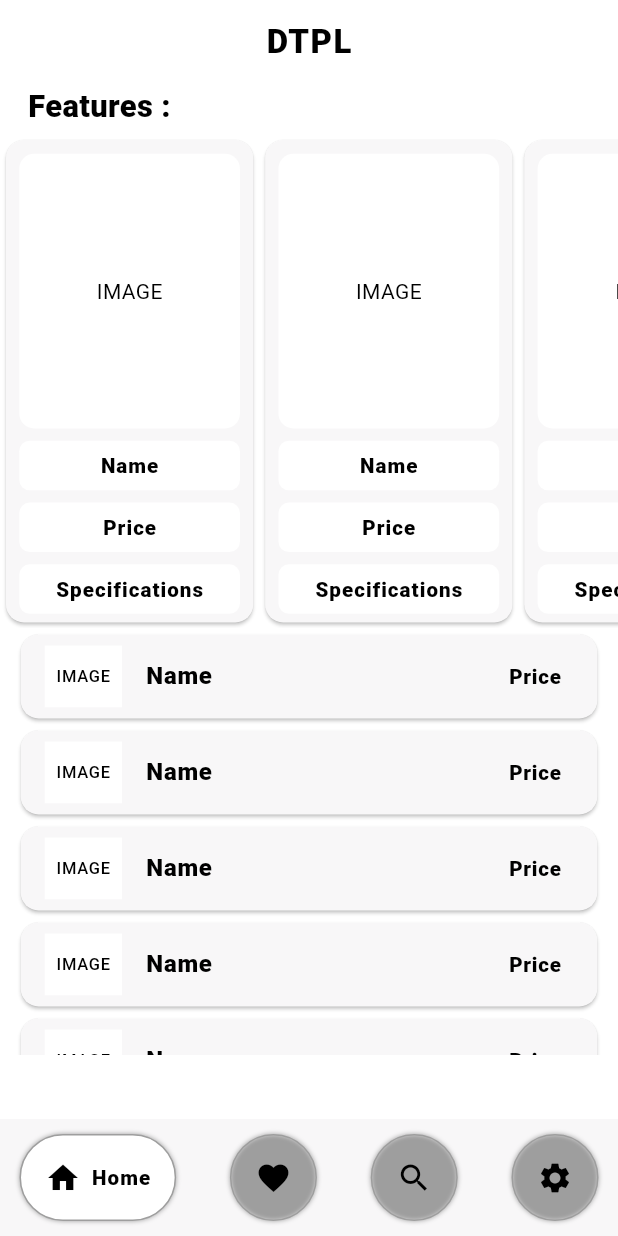
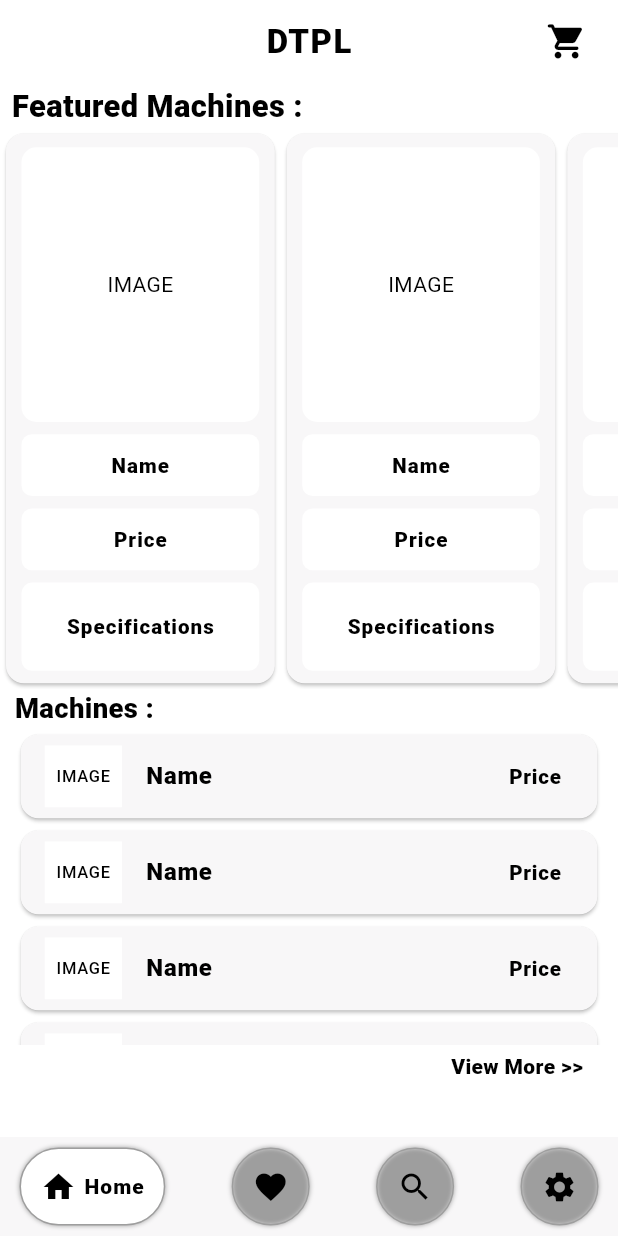
Before and after one commit to HarshitaBhamare/DTPL_APP, a Flutter app: the screen it shows after launch, on a phone screen of 412 x 824 dp. Run offline on Flutter 3.47's test engine with Material 3 defaults, Android fonts, the phone set to English and light mode, and no system bars; drawn by our look-alikes of google_nav_bar; our stand-ins replace firebase_auth, firebase_core, google_fonts, loading_animation_widget; accounts and stored records are empty.

Commit message:
Update homePage.dart

```diff
--- a/lib/Pages/HomePages/homePage.dart
+++ b/lib/Pages/HomePages/homePage.dart
@@ -15,6 +15,16 @@
     Size size = MediaQuery.of(context).size;
     return Scaffold(
       appBar: AppBar(
+        actions: [
+          SizedBox(
+            width: size.width / 6,
+            child: Icon(
+              Icons.shopping_cart_rounded,
+              color: Theme.of(context).colorScheme.primary,
+              size: size.height / 30,
+            ),
+          )
+        ],
         backgroundColor: Theme.of(context).colorScheme.background,
         centerTitle: true,
         title: Text('DTPL',
@@ -29,9 +39,9 @@
       body: Column(
         children: [
           SizedBox(
-            width: size.width / 1.1,
+            width: size.width / 1.04,
             child: Text(
-              'Features :',
+              'Featured Machines :',
               style: GoogleFonts.gowunBatang(
                   textStyle: TextStyle(
                       color: Theme.of(context).colorScheme.primary,
@@ -40,20 +50,15 @@
             ),
           ),
           SizedBox(
-            height: size.height / 190,
-          ),
-          SizedBox(
-            height: size.height / 2.5,
+            height: size.height / 2.2,
             width: size.width / 1,
-            child: Expanded(
-              flex: 1,
             child: ListView.builder(
               scrollDirection: Axis.horizontal,
               itemCount: 5,
               itemBuilder: (BuildContext context, int index) => Card(
                 color: Theme.of(context).colorScheme.secondary,
                 child: SizedBox(
-                    width: size.width / 2.5,
+                  width: size.width / 2.3,
                   child: Column(
                     children: [
                       SizedBox(
@@ -61,7 +66,7 @@
                       ),
                       Container(
                         height: size.height / 4.5,
-                          width: size.width / 2.8,
+                        width: size.width / 2.6,
                         decoration: BoxDecoration(
                             color: Theme.of(context).colorScheme.background,
                             borderRadius: BorderRadius.circular(10)),
@@ -76,8 +81,8 @@
                         height: size.height / 100,
                       ),
                       Container(
-                          height: size.height / 25,
-                          width: size.width / 2.8,
+                        height: size.height / 20,
+                        width: size.width / 2.6,
                         decoration: BoxDecoration(
                             color: Theme.of(context).colorScheme.background,
                             borderRadius: BorderRadius.circular(7)),
@@ -99,8 +104,8 @@
                         height: size.height / 100,
                       ),
                       Container(
-                          height: size.height / 25,
-                          width: size.width / 2.8,
+                        height: size.height / 20,
+                        width: size.width / 2.6,
                         decoration: BoxDecoration(
                             color: Theme.of(context).colorScheme.background,
                             borderRadius: BorderRadius.circular(7)),
@@ -122,8 +127,8 @@
                         height: size.height / 100,
                       ),
                       Container(
-                          height: size.height / 25,
-                          width: size.width / 2.8,
+                        height: size.height / 14,
+                        width: size.width / 2.6,
                         decoration: BoxDecoration(
                             color: Theme.of(context).colorScheme.background,
                             borderRadius: BorderRadius.circular(7)),
@@ -147,16 +152,22 @@
               ),
             ),
           ),
+          SizedBox(
+            width: size.width / 1.05,
+            child: Text(
+              'Machines :',
+              style: GoogleFonts.gowunBatang(
+                  textStyle: TextStyle(
+                      color: Theme.of(context).colorScheme.primary,
+                      fontSize: size.height / 45,
+                      fontWeight: FontWeight.w800)),
             ),
+          ),
+          // SizedBox(height: size.height / 50),
           SizedBox(
-              // height: size.height / 120,
-              ),
-          Container(
             width: size.width / 1.05,
-            height: size.height / 2.9,
+            height: size.height / 3.9,
             // color: Colors.amber,
-            child: Expanded(
-              flex: 1,
             child: ListView.builder(
               shrinkWrap: true,
               itemBuilder: (ctx, int) {
@@ -166,6 +177,7 @@
                       leading: Container(
                         width: size.width / 8,
                         height: size.height / 20,
+                        color: Theme.of(context).colorScheme.background,
                         child: Center(
                           child: Text(
                             'IMAGE',
@@ -173,7 +185,6 @@
                                 color: Theme.of(context).colorScheme.primary),
                           ),
                         ),
-                          color: Theme.of(context).colorScheme.background,
                       ),
                       // leading: Image.asset(),
                       title: Text('Name',
@@ -193,13 +204,34 @@
               },
             ),
           ),
+          SizedBox(
+            height: size.height / 190,
+          ),
+          Row(
+            mainAxisAlignment: MainAxisAlignment.end,
+            children: [
+              SizedBox(
+                width: size.width / 3.7,
+                child: InkWell(
+                  onTap: () {},
+                  child: Text(
+                    'View More >>',
+                    style: GoogleFonts.gowunBatang(
+                        textStyle: TextStyle(
+                      color: Theme.of(context).colorScheme.primary,
+                      fontWeight: FontWeight.w800,
+                    )),
+                  ),
+                ),
+              )
+            ],
           )
         ],
       ),
       bottomNavigationBar: Container(
         color: Theme.of(context).colorScheme.secondary,
         child: Padding(
-          padding: EdgeInsets.symmetric(horizontal: 13, vertical: 10),
+          padding: EdgeInsets.symmetric(horizontal: 13, vertical: 7),
           child: GNav(
               backgroundColor: Theme.of(context).colorScheme.secondary,
               activeColor: Theme.of(context).colorScheme.primary,
@@ -209,8 +241,8 @@
               tabShadow: [
                 BoxShadow(color: Colors.grey.withOpacity(1), blurRadius: 2)
               ],
-              gap: 7,
-              padding: EdgeInsets.all(16),
+              gap: 5,
+              padding: const EdgeInsets.all(13),
               tabs: [
                 GButton(
                     icon: Icons.home,
@@ -218,7 +250,6 @@
                     text: 'Home',
                     textStyle: GoogleFonts.gowunBatang(
                       textStyle: TextStyle(
-                        fontSize: size.height / 60,
                         letterSpacing: .7,
                         fontWeight: FontWeight.w900,
                         color: Theme.of(context).colorScheme.primary,
@@ -230,7 +261,6 @@
                     text: 'Likes',
                     textStyle: GoogleFonts.gowunBatang(
                       textStyle: TextStyle(
-                        fontSize: size.height / 60,
                         letterSpacing: .7,
                         fontWeight: FontWeight.w900,
                         color: Theme.of(context).colorScheme.primary,
@@ -242,7 +272,6 @@
                     text: 'Search',
                     textStyle: GoogleFonts.gowunBatang(
                       textStyle: TextStyle(
-                        fontSize: size.height / 60,
                         letterSpacing: .7,
                         fontWeight: FontWeight.w900,
                         color: Theme.of(context).colorScheme.primary,
@@ -254,7 +283,6 @@
                     text: 'Settings',
                     textStyle: GoogleFonts.gowunBatang(
                       textStyle: TextStyle(
-                        fontSize: size.height / 60,
                         letterSpacing: .7,
                         fontWeight: FontWeight.w900,
                         color: Theme.of(context).colorScheme.primary,
```
Lines whose indentation alone changed are shown as unchanged.
